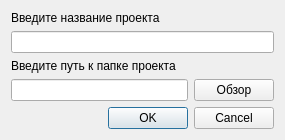
Above: projectcreatingform.ui from sokolukanton/overture before the change. Below: the same form after it.
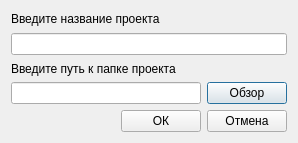
That is the form after the change.

Patch:
```diff
--- a/projectcreatingform.ui
+++ b/projectcreatingform.ui
@@ -9,15 +9,15 @@
    <rect>
     <x>0</x>
     <y>0</y>
-    <width>285</width>
-    <height>138</height>
+    <width>298</width>
+    <height>143</height>
    </rect>
   </property>
   <property name="windowTitle">
    <string>Новый проект</string>
   </property>
   <layout class="QGridLayout" name="gridLayout_2">
-   <item row="0" column="0">
+   <item row="0" column="0" colspan="2">
     <layout class="QGridLayout" name="gridLayout">
      <item row="0" column="0">
       <widget class="QLabel" name="label">
@@ -52,15 +52,36 @@
      </item>
     </layout>
    </item>
-   <item row="1" column="0">
-    <widget class="QDialogButtonBox" name="buttonBox">
-     <property name="orientation">
-      <enum>Qt::Horizontal</enum>
-     </property>
-     <property name="standardButtons">
-      <set>QDialogButtonBox::Cancel|QDialogButtonBox::Ok</set>
-     </property>
-    </widget>
+   <item row="1" column="0" colspan="2">
+    <layout class="QHBoxLayout" name="horizontalLayout_2">
+     <item>
+      <spacer name="horizontalSpacer">
+       <property name="orientation">
+        <enum>Qt::Horizontal</enum>
+       </property>
+       <property name="sizeHint" stdset="0">
+        <size>
+         <width>40</width>
+         <height>20</height>
+        </size>
+       </property>
+      </spacer>
+     </item>
+     <item>
+      <widget class="QPushButton" name="pushButton_3">
+       <property name="text">
+        <string>ОК</string>
+       </property>
+      </widget>
+     </item>
+     <item>
+      <widget class="QPushButton" name="pushButton_2">
+       <property name="text">
+        <string>Отмена</string>
+       </property>
+      </widget>
+     </item>
+    </layout>
    </item>
   </layout>
  </widget>
```
Left out of the diff: 30 changed lines with no effect on the pictures.
